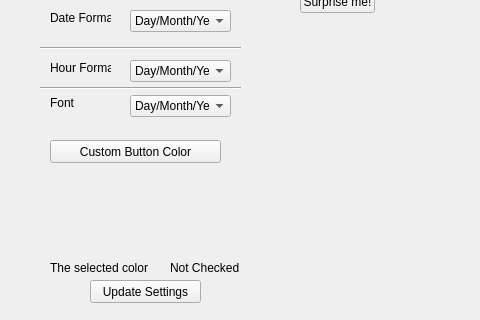
This is .ui files/Main_UI_Files/Main_Settings.ui in JarneAe/RetroBoy-GUI as Qt 5 draws it before an edit; both pictures show x 180 to 660 and y 180 to 500 of the 660 by 500 pixel window. The edited form follows.
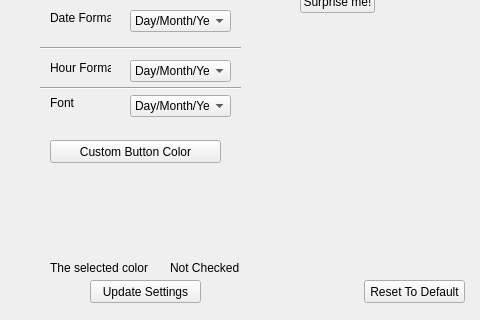
This is the edited form.

Commit message: Made reset to default settings button

```diff
--- a/.ui files/Main_UI_Files/Main_Settings.ui
+++ b/.ui files/Main_UI_Files/Main_Settings.ui
@@ -291,6 +291,19 @@
     <string>Custom Button Color</string>
    </property>
   </widget>
+  <widget class="QPushButton" name="ResetDefault">
+   <property name="geometry">
+    <rect>
+     <x>544</x>
+     <y>460</y>
+     <width>101</width>
+     <height>23</height>
+    </rect>
+   </property>
+   <property name="text">
+    <string>Reset To Default</string>
+   </property>
+  </widget>
  </widget>
  <resources/>
  <connections/>
```
The commit also changes 5 other files.
